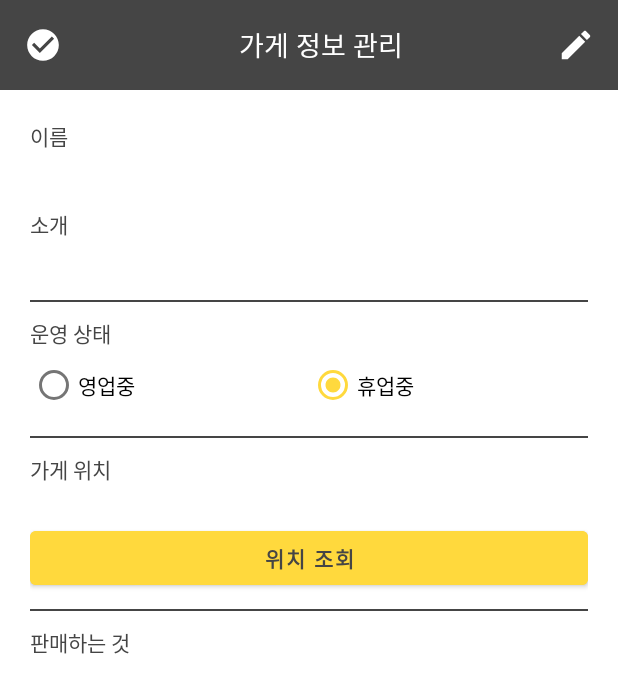
After one commit to DodoKim0425/FoodFinder, an Android app: the ManageTruckItemActivity screen opened directly, with no data from a screen before it, on a phone screen of 412 x 824 dp. The commit adds this screen. Shown: the top 693 px of the screen. Run offline under Robolectric (Android 15) with nearby library versions, the phone set to English and light mode, and no system bars; our stand-ins replace data binding.

Commit message:
truck 관련 생성 및 수정 화면, 조회 화면 완료

```diff
--- a/android/app/build.gradle
+++ b/android/app/build.gradle
@@ -47,6 +47,7 @@ dependencies {
     implementation 'androidx.appcompat:appcompat:1.6.1'
     implementation 'com.google.android.material:material:1.8.0'
     implementation 'androidx.constraintlayout:constraintlayout:2.1.4'
+    implementation 'androidx.swiperefreshlayout:swiperefreshlayout:1.1.0'
     testImplementation 'junit:junit:4.13.2'
     androidTestImplementation 'androidx.test.ext:junit:1.1.5'
     androidTestImplementation 'androidx.test.espresso:espresso-core:3.5.1'
--- a/android/app/src/main/AndroidManifest.xml
+++ b/android/app/src/main/AndroidManifest.xml
@@ -12,6 +12,9 @@
         android:theme="@style/Theme.Foodfind"
         tools:targetApi="31">
         <activity
+            android:name=".ui.managetruck.ManageTruckItemActivity"
+            android:exported="false" />
+        <activity
             android:name=".ui.managetruck.ManageTruckActivity"
             android:exported="false" />
         <activity
@@ -19,7 +22,7 @@
             android:exported="false" />
         <activity
             android:name=".ui.login.LoginActivity"
-            android:exported="true"></activity>
+            android:exported="true" />
         <activity
             android:name=".ui.home.MainActivity"
             android:exported="true">
--- /dev/null
+++ b/android/app/src/main/java/com/ssafy/foodfind/data/Food.kt
@@ -0,0 +1,3 @@
+package com.ssafy.foodfind.data
+
+data class Food(val name: String, val price: String)
--- /dev/null
+++ b/android/app/src/main/java/com/ssafy/foodfind/ui/managetruck/ManageTruckItemActivity.kt
@@ -0,0 +1,12 @@
+package com.ssafy.foodfind.ui.managetruck
+
+import androidx.appcompat.app.AppCompatActivity
+import android.os.Bundle
+import com.ssafy.foodfind.R
+
+class ManageTruckItemActivity : AppCompatActivity() {
+    override fun onCreate(savedInstanceState: Bundle?) {
+        super.onCreate(savedInstanceState)
+        setContentView(R.layout.activity_manage_truck_item)
+    }
+}
--- /dev/null
+++ b/android/app/src/main/res/drawable/baseline_add_24.xml
@@ -0,0 +1,5 @@
+<vector android:height="24dp" android:tint="#000000"
+    android:viewportHeight="24" android:viewportWidth="24"
+    android:width="24dp" xmlns:android="http://schemas.android.com/apk/res/android">
+    <path android:fillColor="@android:color/white" android:pathData="M19,13h-6v6h-2v-6H5v-2h6V5h2v6h6v2z"/>
+</vector>
--- /dev/null
+++ b/android/app/src/main/res/drawable/baseline_create_24.xml
@@ -0,0 +1,5 @@
+<vector android:height="24dp" android:tint="#000000"
+    android:viewportHeight="24" android:viewportWidth="24"
+    android:width="24dp" xmlns:android="http://schemas.android.com/apk/res/android">
+    <path android:fillColor="@android:color/white" android:pathData="M3,17.25V21h3.75L17.81,9.94l-3.75,-3.75L3,17.25zM20.71,7.04c0.39,-0.39 0.39,-1.02 0,-1.41l-2.34,-2.34c-0.39,-0.39 -1.02,-0.39 -1.41,0l-1.83,1.83 3.75,3.75 1.83,-1.83z"/>
+</vector>
--- /dev/null
+++ b/android/app/src/main/res/layout/activity_manage_truck_item.xml
@@ -0,0 +1,258 @@
+<?xml version="1.0" encoding="utf-8"?>
+
+<layout xmlns:android="http://schemas.android.com/apk/res/android"
+    xmlns:app="http://schemas.android.com/apk/res-auto"
+    xmlns:tools="http://schemas.android.com/tools">
+
+
+    <androidx.constraintlayout.widget.ConstraintLayout
+        android:layout_width="match_parent"
+        android:layout_height="match_parent">
+
+        <androidx.swiperefreshlayout.widget.SwipeRefreshLayout
+            android:id="@+id/layout_swipe"
+            android:layout_width="match_parent"
+            android:layout_height="0dp"
+            app:layout_constraintBottom_toBottomOf="parent"
+            app:layout_constraintEnd_toEndOf="parent"
+            app:layout_constraintStart_toStartOf="parent"
+            app:layout_constraintTop_toBottomOf="@+id/tb_board">
+
+            <androidx.core.widget.NestedScrollView
+                android:id="@+id/sv_board"
+                android:layout_width="match_parent"
+                android:layout_height="match_parent"
+                android:scrollbarStyle="outsideOverlay"
+                android:scrollbars="vertical"
+                app:layout_constraintBottom_toBottomOf="parent"
+                app:layout_constraintEnd_toEndOf="parent"
+                app:layout_constraintHorizontal_bias="0.0"
+                app:layout_constraintStart_toStartOf="parent"
+                app:layout_constraintTop_toBottomOf="@+id/toolbar">
+
+                <LinearLayout
+                    android:layout_width="match_parent"
+                    android:layout_height="wrap_content"
+                    android:orientation="vertical"
+                    android:padding="20dp"
+                    app:layout_constraintBottom_toBottomOf="parent"
+                    app:layout_constraintEnd_toEndOf="parent"
+                    app:layout_constraintStart_toStartOf="parent">
+
+                    <LinearLayout
+                        android:layout_width="match_parent"
+                        android:layout_height="match_parent"
+                        android:layout_weight="1"
+                        android:orientation="horizontal">
+
+                        <TextView
+                            android:id="@+id/tv_title"
+                            android:layout_width="0dp"
+                            android:layout_height="wrap_content"
+                            android:layout_weight="1"
+                            android:text="@string/read_title"
+                            android:textColor="@color/main_color1" />
+                    </LinearLayout>
+
+
+                    <TextView
+                        android:id="@+id/tv_board_title"
+                        android:layout_width="match_parent"
+                        android:layout_height="wrap_content"
+                        android:layout_marginBottom="10dp"
+                        android:ems="10"
+                        android:textColor="@color/main_color1"
+                        android:textSize="20sp" />
+
+                    <TextView
+                        android:id="@+id/tv_content"
+                        android:layout_width="match_parent"
+                        android:layout_height="wrap_content"
+                        android:text="@string/read_content"
+                        android:textColor="@color/main_color1" />
+
+                    <TextView
+                        android:id="@+id/tv_board_content"
+                        android:layout_width="match_parent"
+                        android:layout_height="wrap_content"
+                        android:ems="10"
+                        android:gravity="start"
+                        android:minHeight="30dp"
+                        android:textColor="@color/main_color1"
+                        android:textSize="18sp" />
+
+                    <TextView
+                        android:id="@+id/line_part1"
+                        android:layout_width="match_parent"
+                        android:layout_height="1dp"
+                        android:layout_marginTop="10dp"
+                        android:layout_marginBottom="10dp"
+                        android:background="@color/main_color1" />
+
+                    <LinearLayout
+                        android:layout_width="match_parent"
+                        android:layout_height="match_parent"
+                        android:orientation="horizontal">
+
+                        <LinearLayout
+                            android:layout_width="0dp"
+                            android:layout_height="match_parent"
+                            android:layout_weight="2"
+                            android:orientation="vertical">
+
+                            <TextView
+                                android:id="@+id/truck_current_status"
+                                android:layout_width="match_parent"
+                                android:layout_height="wrap_content"
+                                android:text="@string/truck_current_status"
+                                android:textColor="@color/main_color1" />
+
+                            <RadioGroup
+                                android:id="@+id/radioGroup_status"
+                                android:layout_width="match_parent"
+                                android:layout_height="wrap_content"
+                                android:orientation="horizontal">
+
+                                <RadioButton
+                                    android:id="@+id/truck_open"
+                                    android:layout_width="wrap_content"
+                                    android:layout_height="wrap_content"
+                                    android:layout_weight="1"
+                                    android:text="@string/truck_open" />
+
+                                <RadioButton
+                                    android:id="@+id/truck_close"
+                                    android:layout_width="wrap_content"
+                                    android:layout_height="wrap_content"
+                                    android:layout_weight="1"
+                                    android:checked="true"
+                                    android:text="@string/truck_close" />
+                            </RadioGroup>
+                        </LinearLayout>
+                    </LinearLayout>
+
+                    <TextView
+                        android:id="@+id/line_part2"
+                        android:layout_width="match_parent"
+                        android:layout_height="1dp"
+                        android:layout_marginTop="10dp"
+                        android:layout_marginBottom="10dp"
+                        android:background="@color/main_color1" />
+
+                    <TextView
+                        android:id="@+id/tv_board_place"
+                        android:layout_width="wrap_content"
+                        android:layout_height="wrap_content"
+                        android:layout_marginBottom="5dp"
+                        android:layout_weight="1"
+                        android:text="@string/read_appointment_place"
+                        android:textColor="@color/main_color1" />
+
+                    <TextView
+                        android:id="@+id/tv_location"
+                        android:layout_width="match_parent"
+                        android:layout_height="wrap_content"
+                        android:textColor="@color/main_color1" />
+
+                    <!--                    <fragment-->
+                    <!--                        android:id="@+id/map"-->
+                    <!--                        android:layout_width="match_parent"-->
+                    <!--                        android:layout_height="300dp"-->
+                    <!--                        android:background="@drawable/border_line"-->
+                    <!--                        android:name="com.naver.maps.map.MapFragment">-->
+                    <!--                    </fragment>-->
+
+                    <Button
+                        android:id="@+id/btn_search"
+                        android:layout_width="match_parent"
+                        android:layout_height="wrap_content"
+                        android:layout_weight="1"
+                        android:backgroundTint="@color/main_color6"
+                        android:text="@string/map_search"
+                        android:textColor="@color/main_color1"
+                        android:textStyle="bold" />
+
+                    <TextView
+                        android:id="@+id/line_part3"
+                        android:layout_width="match_parent"
+                        android:layout_height="1dp"
+                        android:layout_marginTop="10dp"
+                        android:layout_marginBottom="10dp"
+                        android:background="@color/main_color1" />
+
+                    <LinearLayout
+                        android:layout_width="match_parent"
+                        android:layout_height="wrap_content"
+                        android:orientation="horizontal"
+                        android:layout_marginBottom="5dp">
+
+                        <TextView
+                            android:id="@+id/tv_member"
+                            android:layout_width="wrap_content"
+                            android:layout_height="wrap_content"
+                            android:layout_marginEnd="2dp"
+                            android:text="@string/read_truck_item"
+                            android:textColor="@color/main_color1" />
+                    </LinearLayout>
+
+                    <androidx.recyclerview.widget.RecyclerView
+                        android:id="@+id/rv_member"
+                        android:layout_width="match_parent"
+                        android:layout_height="wrap_content"
+                        android:nestedScrollingEnabled="false"
+                        tools:itemCount="5"
+                        tools:listitem="@layout/item_food" />
+                </LinearLayout>
+            </androidx.core.widget.NestedScrollView>
+        </androidx.swiperefreshlayout.widget.SwipeRefreshLayout>
+
+        <androidx.appcompat.widget.Toolbar
+            android:id="@+id/tb_board"
+            android:layout_width="match_parent"
+            android:layout_height="60dp"
+            android:background="@color/main_color1"
+            android:minHeight="?attr/actionBarSize"
+            android:theme="?attr/actionBarTheme"
+            android:gravity="center"
+            app:layout_constraintEnd_toEndOf="parent"
+            app:layout_constraintStart_toStartOf="parent"
+            app:layout_constraintTop_toTopOf="parent">
+
+            <LinearLayout
+                android:layout_width="match_parent"
+                android:layout_height="match_parent"
+                android:gravity="center">
+
+                <ImageView
+                    android:id="@+id/btn_create_ok"
+                    android:layout_width="25dp"
+                    android:layout_height="25dp"
+                    android:layout_gravity="center"
+                    android:src="@drawable/baseline_check_circle_24"
+                    android:layout_marginEnd="15dp"
+                    app:tint="@color/white"/>
+
+                <TextView
+                    android:id="@+id/textView_status"
+                    android:layout_width="0dp"
+                    android:layout_height="wrap_content"
+                    android:layout_gravity="center"
+                    android:gravity="center"
+                    android:layout_weight="1"
+                    android:text="@string/truck_manage"
+                    android:textColor="@color/white"
+                    android:textSize="18sp"/>
+
+                <ImageView
+                    android:id="@+id/btn_create_update"
+                    android:layout_width="25dp"
+                    android:layout_height="25dp"
+                    android:layout_gravity="center"
+                    android:src="@drawable/baseline_create_24"
+                    android:layout_marginEnd="15dp"
+                    app:tint="@color/white"/>
+            </LinearLayout>
+        </androidx.appcompat.widget.Toolbar>
+
+    </androidx.constraintlayout.widget.ConstraintLayout>
+</layout>
--- a/android/app/src/main/res/values/strings.xml
+++ b/android/app/src/main/res/values/strings.xml
@@ -64,4 +64,15 @@
     <string name="truck_open">영업중</string>
     <string name="truck_close">휴업중</string>
     <string name="truck_manage">가게 정보 관리</string>
+
+    <!-- truck item page -->
+    <!--게시글 보기-->
+    <string name="read_title">이름</string>
+    <string name="read_content">소개</string>
+    <string name="read_appointment_place">가게 위치</string>
+    <string name="read_truck_item">판매하는 것</string>
+    <string name="read_report">신고하기</string>
+    <string name="read_participate">참가하기</string>
+    <string name="read_cancel">취소하기</string>
+    <string name="read_delete">삭제하기</string>
 </resources>
```
Also changed, not shown: android/app/src/main/java/com/ssafy/foodfind/ui/managetruck/FoodTruckAdapter.kt (added, +34 -0 lines), android/app/src/main/res/layout/activity_manage_truck.xml (+24 -106 lines), android/app/src/main/res/layout/item_food.xml (added, +39 -0 lines), android/app/src/main/res/layout/item_banner.xml (renamed from android/app/src/main/res/layout/banner_item.xml).
